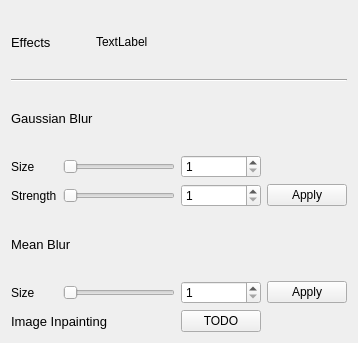
Above: Palette/Effects.ui from JosefNatanael/ThePhotoEditor before the change. Below: the same form after it.
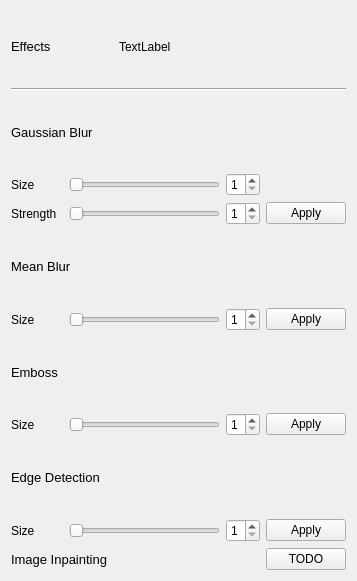
That is the form after the change.

Commit message: Added emboss and edge detection with implementation

Patch:
```diff
--- a/Palette/Effects.ui
+++ b/Palette/Effects.ui
@@ -6,15 +6,98 @@
    <rect>
     <x>0</x>
     <y>0</y>
-    <width>358</width>
-    <height>343</height>
+    <width>357</width>
+    <height>581</height>
    </rect>
   </property>
   <property name="windowTitle">
    <string>Form</string>
   </property>
   <layout class="QGridLayout" name="gridLayout">
-   <item row="0" column="0" colspan="2">
+   <item row="6" column="0">
+    <widget class="QLabel" name="meanSizeLabel">
+     <property name="text">
+      <string>Size</string>
+     </property>
+    </widget>
+   </item>
+   <item row="2" column="0" colspan="3">
+    <widget class="QLabel" name="gaussianBlurLabel">
+     <property name="font">
+      <font>
+       <pointsize>10</pointsize>
+      </font>
+     </property>
+     <property name="text">
+      <string>Gaussian Blur</string>
+     </property>
+    </widget>
+   </item>
+   <item row="10" column="3">
+    <widget class="QSpinBox" name="edgeSizeSpinBox">
+     <property name="minimum">
+      <number>1</number>
+     </property>
+     <property name="maximum">
+      <number>5</number>
+     </property>
+    </widget>
+   </item>
+   <item row="6" column="4">
+    <widget class="QPushButton" name="meanPushButton">
+     <property name="text">
+      <string>Apply</string>
+     </property>
+    </widget>
+   </item>
+   <item row="1" column="0" colspan="5">
+    <widget class="Line" name="line">
+     <property name="orientation">
+      <enum>Qt::Horizontal</enum>
+     </property>
+    </widget>
+   </item>
+   <item row="3" column="2">
+    <widget class="QSlider" name="gaussianSizeSlider">
+     <property name="minimum">
+      <number>1</number>
+     </property>
+     <property name="maximum">
+      <number>5</number>
+     </property>
+     <property name="orientation">
+      <enum>Qt::Horizontal</enum>
+     </property>
+    </widget>
+   </item>
+   <item row="10" column="4">
+    <widget class="QPushButton" name="edgePushButton">
+     <property name="text">
+      <string>Apply</string>
+     </property>
+    </widget>
+   </item>
+   <item row="11" column="4">
+    <widget class="QPushButton" name="inpaintingPushButton">
+     <property name="text">
+      <string>TODO</string>
+     </property>
+    </widget>
+   </item>
+   <item row="10" column="2">
+    <widget class="QSlider" name="edgeSizeSlider">
+     <property name="minimum">
+      <number>1</number>
+     </property>
+     <property name="maximum">
+      <number>5</number>
+     </property>
+     <property name="orientation">
+      <enum>Qt::Horizontal</enum>
+     </property>
+    </widget>
+   </item>
+   <item row="0" column="0" colspan="3">
     <layout class="QHBoxLayout" name="horizontalLayout_4">
      <item>
       <widget class="QLabel" name="effectsLabel">
@@ -37,52 +120,79 @@
      </item>
     </layout>
    </item>
-   <item row="1" column="0" colspan="4">
-    <widget class="Line" name="line">
-     <property name="orientation">
-      <enum>Qt::Horizontal</enum>
-     </property>
-    </widget>
-   </item>
-   <item row="2" column="0" colspan="2">
-    <widget class="QLabel" name="gaussianBlurLabel">
+   <item row="7" column="0" colspan="3">
+    <widget class="QLabel" name="embossFilterLabel">
      <property name="font">
       <font>
        <pointsize>10</pointsize>
       </font>
      </property>
      <property name="text">
-      <string>Gaussian Blur</string>
+      <string>Emboss</string>
      </property>
     </widget>
    </item>
-   <item row="3" column="0">
-    <widget class="QLabel" name="gaussianSizeLabel">
+   <item row="10" column="0">
+    <widget class="QLabel" name="edgeDetectionSizeLabel">
      <property name="text">
       <string>Size</string>
      </property>
     </widget>
    </item>
-   <item row="3" column="1">
-    <widget class="QSlider" name="gaussianSizeSlider">
+   <item row="6" column="3">
+    <widget class="QSpinBox" name="meanSizeSpinBox">
      <property name="minimum">
       <number>1</number>
      </property>
      <property name="maximum">
       <number>5</number>
+     </property>
+    </widget>
+   </item>
+   <item row="4" column="4">
+    <widget class="QPushButton" name="gaussianPushButton">
+     <property name="text">
+      <string>Apply</string>
+     </property>
+    </widget>
+   </item>
+   <item row="9" column="0" colspan="3">
+    <widget class="QLabel" name="edgeDetectionLabel">
+     <property name="font">
+      <font>
+       <pointsize>10</pointsize>
+      </font>
+     </property>
+     <property name="text">
+      <string>Edge Detection</string>
+     </property>
+    </widget>
+   </item>
+   <item row="4" column="2">
+    <widget class="QSlider" name="gaussianStrengthSlider">
+     <property name="minimum">
+      <number>1</number>
+     </property>
+     <property name="maximum">
+      <number>5</number>
+     </property>
+     <property name="value">
+      <number>1</number>
      </property>
      <property name="orientation">
       <enum>Qt::Horizontal</enum>
      </property>
     </widget>
    </item>
-   <item row="3" column="2">
-    <widget class="QSpinBox" name="gaussianSizeSpinBox">
-     <property name="minimum">
-      <number>1</number>
+   <item row="11" column="0" colspan="3">
+    <widget class="QLabel" name="imageInpaintingLabel">
+     <property name="font">
+      <font>
+       <pointsize>10</pointsize>
+      </font>
      </property>
-     <property name="maximum">
-      <number>5</number>
+     <property name="text">
+      <string>Image Inpainting</string>
      </property>
     </widget>
    </item>
@@ -93,42 +203,41 @@
      </property>
     </widget>
    </item>
-   <item row="4" column="1">
-    <widget class="QSlider" name="gaussianStrengthSlider">
+   <item row="8" column="0">
+    <widget class="QLabel" name="embossSizeLabel">
+     <property name="text">
+      <string>Size</string>
+     </property>
+    </widget>
+   </item>
+   <item row="4" column="3">
+    <widget class="QSpinBox" name="gaussianStrengthSpinBox">
      <property name="minimum">
       <number>1</number>
      </property>
      <property name="maximum">
       <number>5</number>
      </property>
-     <property name="value">
-      <number>1</number>
-     </property>
-     <property name="orientation">
-      <enum>Qt::Horizontal</enum>
-     </property>
     </widget>
    </item>
-   <item row="5" column="0" colspan="2">
-    <widget class="QLabel" name="meanBlurLabel">
-     <property name="font">
-      <font>
-       <pointsize>10</pointsize>
-      </font>
-     </property>
+   <item row="3" column="0">
+    <widget class="QLabel" name="gaussianSizeLabel">
      <property name="text">
-      <string>Mean Blur</string>
+      <string>Size</string>
      </property>
     </widget>
    </item>
-   <item row="6" column="0">
-    <widget class="QLabel" name="meanSizeLabel">
-     <property name="text">
-      <string>Size</string>
+   <item row="3" column="3">
+    <widget class="QSpinBox" name="gaussianSizeSpinBox">
+     <property name="minimum">
+      <number>1</number>
      </property>
+     <property name="maximum">
+      <number>5</number>
+     </property>
     </widget>
    </item>
-   <item row="6" column="1">
+   <item row="6" column="2">
     <widget class="QSlider" name="meanSizeSlider">
      <property name="minimum">
       <number>1</number>
@@ -136,6 +245,9 @@
      <property name="maximum">
       <number>5</number>
      </property>
+     <property name="value">
+      <number>1</number>
+     </property>
      <property name="orientation">
       <enum>Qt::Horizontal</enum>
      </property>
@@ -144,51 +256,40 @@
      </property>
     </widget>
    </item>
-   <item row="6" column="3">
-    <widget class="QPushButton" name="meanPushButton">
+   <item row="8" column="4">
+    <widget class="QPushButton" name="embossPushButton">
      <property name="text">
       <string>Apply</string>
      </property>
     </widget>
    </item>
-   <item row="7" column="0" colspan="2">
-    <widget class="QLabel" name="imageInpaintingLabel">
+   <item row="5" column="0" colspan="3">
+    <widget class="QLabel" name="meanBlurLabel">
      <property name="font">
       <font>
        <pointsize>10</pointsize>
       </font>
      </property>
      <property name="text">
-      <string>Image Inpainting</string>
+      <string>Mean Blur</string>
      </property>
     </widget>
    </item>
-   <item row="7" column="2">
-    <widget class="QPushButton" name="inpaintingPushButton">
-     <property name="text">
-      <string>TODO</string>
-     </property>
-    </widget>
-   </item>
-   <item row="4" column="3">
-    <widget class="QPushButton" name="gaussianPushButton">
-     <property name="text">
-      <string>Apply</string>
-     </property>
-    </widget>
-   </item>
-   <item row="6" column="2">
-    <widget class="QSpinBox" name="meanSizeSpinBox">
+   <item row="8" column="2">
+    <widget class="QSlider" name="embossSizeSlider">
      <property name="minimum">
       <number>1</number>
      </property>
      <property name="maximum">
       <number>5</number>
      </property>
+     <property name="orientation">
+      <enum>Qt::Horizontal</enum>
+     </property>
     </widget>
    </item>
-   <item row="4" column="2">
-    <widget class="QSpinBox" name="gaussianStrengthSpinBox">
+   <item row="8" column="3">
+    <widget class="QSpinBox" name="embossSizeSpinBox">
      <property name="minimum">
       <number>1</number>
      </property>
```
Left out of the diff: 126 changed lines with no effect on the pictures. The commit also changes 7 other files.
